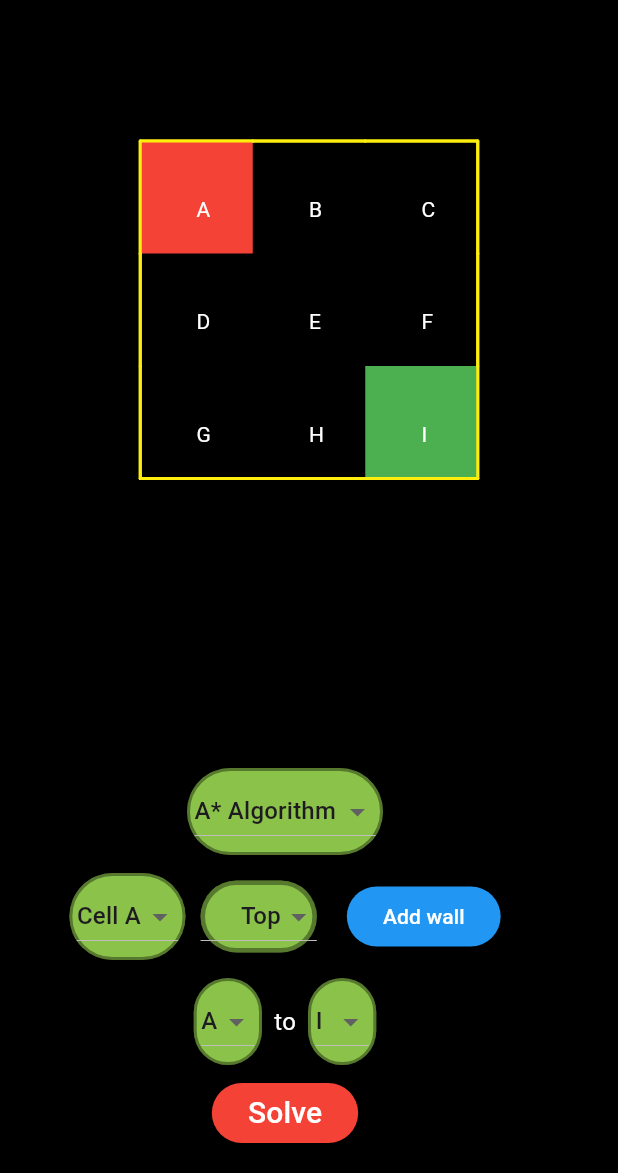
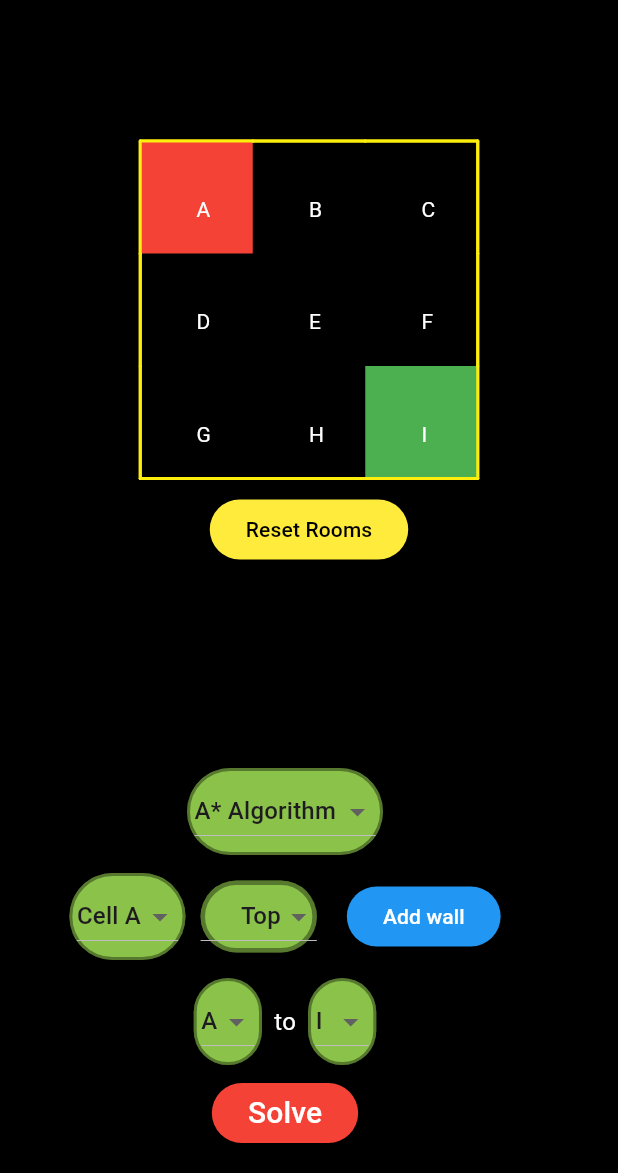
Before and after one commit to alidogangullu/Pathfinding-Algorithms, a Flutter app: the screen it shows after launch, on a phone screen of 412 x 824 dp, the part 63-1236 px from its top. Run offline on Flutter 3.47's test engine with Material 3 defaults, Android fonts, the phone set to English and light mode, and no system bars.

Commit message:
reset button and screenshots

```diff
--- a/lib/app/maze_edit_page.dart
+++ b/lib/app/maze_edit_page.dart
@@ -304,6 +304,27 @@ class _MazeEditState extends State<MazeEdit> with TickerProviderStateMixin {
                 ),
               ),
             ),
+            Padding(
+              padding: const EdgeInsets.only(top: 35.0),
+              child: ElevatedButton(
+                onPressed: () {
+                  Navigator.pushAndRemoveUntil(
+                    context,
+                    MaterialPageRoute(builder: (context) => const MazeEdit(title: "SE420 Project")),
+                        (Route<dynamic> route) => false,
+                  );
+                },
+                style: ElevatedButton.styleFrom(
+                  backgroundColor: Colors.yellow, // Change the box color
+                ),
+                child: const Text(
+                  'Reset Rooms', // Change the text
+                  style: TextStyle(
+                    color: Colors.black// Change the text color
+                  ),
+                ),
+              ),
+            ),
           ],
         ),
       ),
```
Also changed, not shown: 3 other files.
